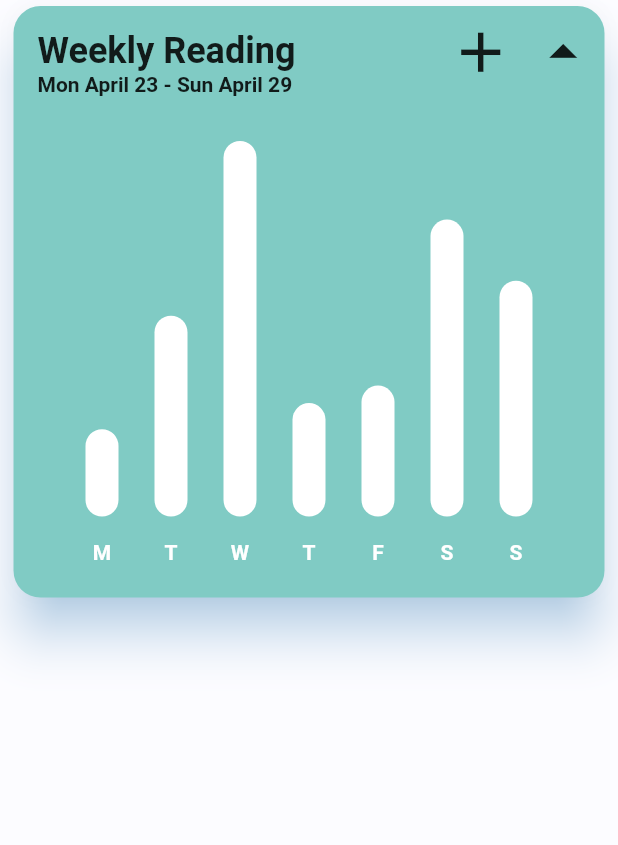
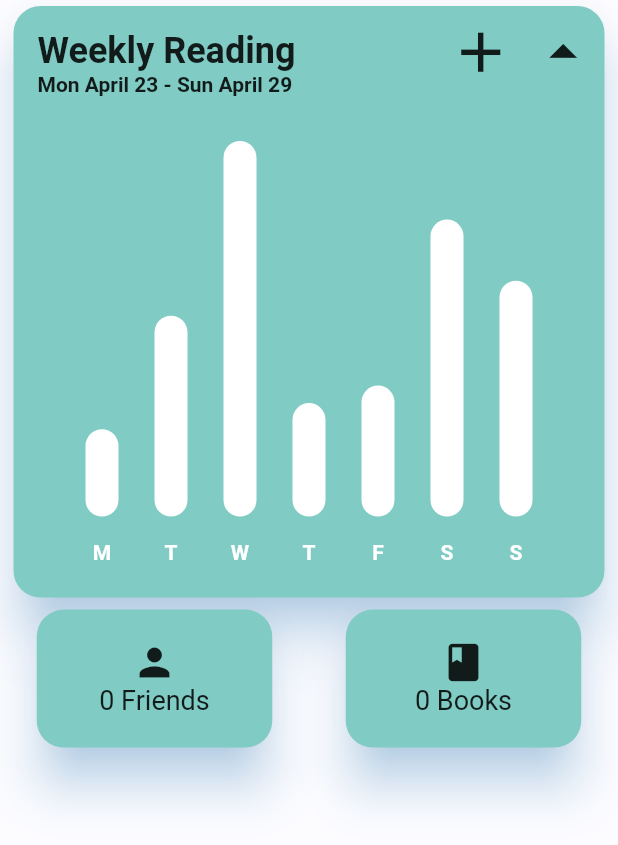
Before and after one commit to rhathaway2/BookMate2, a Flutter app: the ActivityPage screen opened directly, after a tap on the "arrow drop down" icon, on a phone screen of 412 x 824 dp. Shown: the top 845 px of the screen. Run offline on Flutter 3.47's test engine with Material 2 defaults, Android fonts, the phone set to English and light mode, and no system bars; drawn by our look-alikes of fl_chart; our stand-ins replace cloud_firestore, firebase_auth, firebase_storage, flutter_slidable, smooth_star_rating; accounts and stored records are empty.

Commit message:
Add friend and book status widgets

```diff
--- a/lib/activity.dart
+++ b/lib/activity.dart
@@ -3,6 +3,8 @@ import 'package:flutter/material.dart';
 import 'package:cloud_firestore/cloud_firestore.dart';
 
 import 'classes.dart';
+import 'activity_page_widgets.dart';
+
 
 /*
 
@@ -22,52 +24,20 @@ class ActivityPage extends StatefulWidget {
 
 */
 class _ActivityPageState extends State<ActivityPage> {
-  TextEditingController postTitleInputController;
-  TextEditingController postDescripInputController;
-  bool searchVisible = false;
-
-  @override
-  void initState() {
-    postTitleInputController = new TextEditingController();
-    postDescripInputController = new TextEditingController();
-    super.initState();
-  }
 
   @override
   Widget build(BuildContext context) {
     return Scaffold(
-      /*
-      floatingActionButton: FloatingActionButton.extended(
-        backgroundColor: Colors.teal[200],
-        elevation: 4.0,
-        icon: const Icon(Icons.add),
-        label: const Text('Create Post'),
-        onPressed: () {},
-      ),
-      floatingActionButtonLocation: FloatingActionButtonLocation.centerDocked,
-      bottomNavigationBar: BottomAppBar(
-        child: new Row(
-          mainAxisSize: MainAxisSize.max,
-          mainAxisAlignment: MainAxisAlignment.spaceBetween,
-          children: <Widget>[
-            IconButton(
-              icon: Icon(Icons.menu),
-              onPressed: () {
-                widget.dkey.currentState.openDrawer();
-              },
-            ),
-            IconButton(
-              icon: Icon(Icons.search),
-              onPressed: () {},
-            )
-          ],
-        ),
-      ),
-      */
-      //body: buildActivityList(),
       body: Column(
         children: <Widget>[
           WeekActivity(),
+          Row(
+            mainAxisAlignment: MainAxisAlignment.spaceAround,
+            children: <Widget>[
+              FriendStatus(uid: widget.uid,),
+              BookStatus(uid: widget.uid,)
+            ],
+          ),
         ],
       ),
     );
--- a/lib/activity_page_widgets.dart
+++ b/lib/activity_page_widgets.dart
@@ -2,3 +2,119 @@ import 'package:flutter/material.dart';
 import 'package:cloud_firestore/cloud_firestore.dart';
 
 import 'classes.dart';
+
+
+/*
+
+*/
+class FriendStatus extends StatefulWidget {
+  FriendStatus({Key key, this.uid, this.title})
+      : super(key: key);
+  final String uid;
+  final String title;
+  @override
+  _FriendStatusState createState() => _FriendStatusState();
+}
+
+/*
+
+*/
+class _FriendStatusState extends State<FriendStatus> {
+  int f_count;
+
+  @override
+  void initState(){
+    super.initState();
+    Firestore.instance.collection("users/${widget.uid}/Friends").getDocuments().then((myDocuments) => {
+      f_count = myDocuments.documents.length,
+      update()
+    });
+  }
+
+  void update(){
+    setState(() {
+      //update
+    });
+  }
+
+  @override
+  Widget build(BuildContext context) {
+    return Container(
+      width: 165.0,
+      height: 100.0,
+      child: Card(
+        elevation: 14.0,
+        shadowColor: Color(0x802196F3),
+        shape: RoundedRectangleBorder(borderRadius: BorderRadius.circular(18)),
+        color: Colors.teal[200],
+        child: Padding(
+          padding: EdgeInsets.symmetric(vertical: 20.0),
+          child: Column(
+          children: <Widget>[
+            Icon(Icons.person, size: 30.0,),
+            Text("$f_count Friends", style: TextStyle(fontSize: 18.0),)
+          ],
+        ),
+        ),
+      ),
+    );
+  }
+}
+
+
+/*
+
+*/
+class BookStatus extends StatefulWidget {
+  BookStatus({Key key, this.uid, this.title})
+      : super(key: key);
+  final String uid;
+  final String title;
+  @override
+  _BookStatusState createState() => _BookStatusState();
+}
+
+/*
+
+*/
+class _BookStatusState extends State<BookStatus> {
+  int b_count;
+
+  @override
+  void initState(){
+    super.initState();
+    Firestore.instance.collection("users/${widget.uid}/Books").getDocuments().then((myDocuments) => {
+      b_count = myDocuments.documents.length,
+      update()
+    });
+  }
+
+  void update(){
+    setState(() {
+      //update
+    });
+  }
+
+  @override
+  Widget build(BuildContext context) {
+    return Container(
+      width: 165.0,
+      height: 100.0,
+      child: Card(
+        elevation: 14.0,
+        shadowColor: Color(0x802196F3),
+        shape: RoundedRectangleBorder(borderRadius: BorderRadius.circular(18)),
+        color: Colors.teal[200],
+        child: Padding(
+          padding: EdgeInsets.symmetric(vertical: 20.0),
+          child: Column(
+          children: <Widget>[
+            Icon(Icons.book, size: 30.0,),
+            Text("$b_count Books", style: TextStyle(fontSize: 18.0),)
+          ],
+        ),
+        ),
+      ),
+    );
+  }
+}
```
